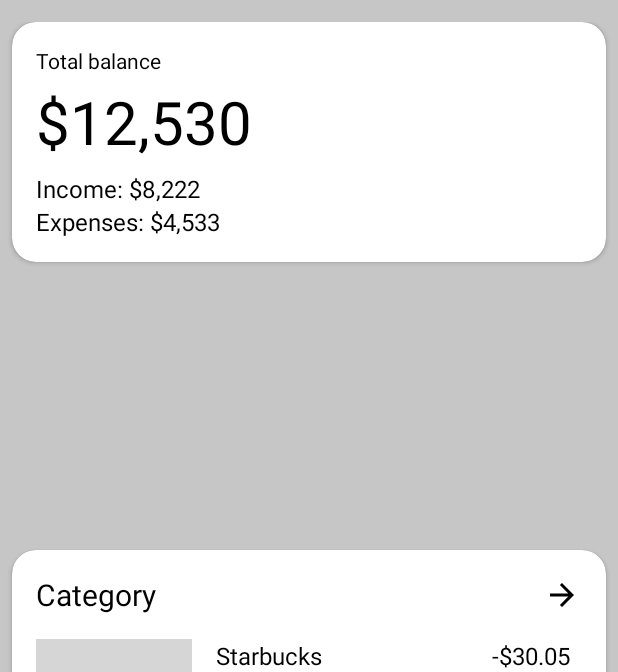
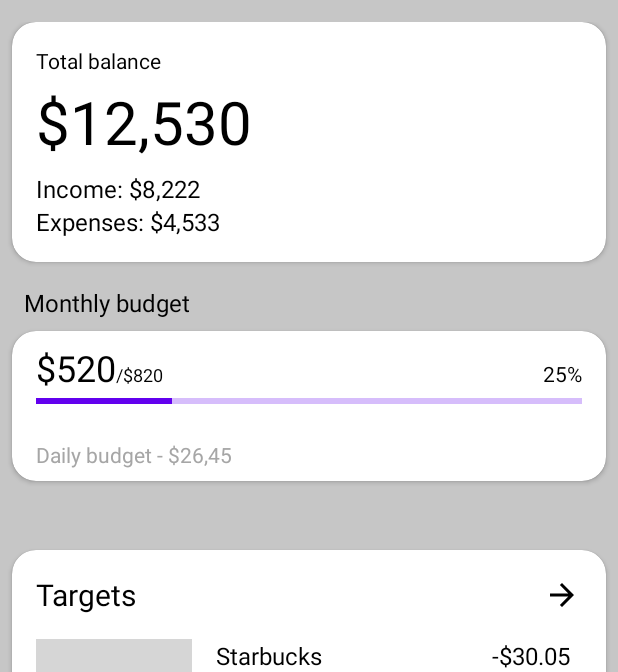
Before and after one commit to Userstree/JusanWallet, an Android app: the screen it shows after launch (MainActivity), on a phone screen of 412 x 824 dp, the part 62-734 px from its top. Run offline under Robolectric (Android 15) with nearby library versions, the phone set to English and light mode, and no system bars; our stand-ins replace Room's generated code, navigation-ui; grey boxes are pictures that could not be loaded.

Commit message:
change home layout

```diff
--- a/app/src/main/java/com/jwallet/jwallet/presentation/home/HomeViewModel.kt
+++ b/app/src/main/java/com/jwallet/jwallet/presentation/home/HomeViewModel.kt
@@ -7,11 +7,6 @@ import com.jwallet.jwallet.data.database.Transaction
 class HomeViewModel : ViewModel() {
 
     private var counterT = 0L
-    private var counterC = 0L
-
-    fun getTransaction() : Transaction {
-        return Transaction(counterT, "", "Coffee Boom", "Cafe", 12.10, "")
-    }
 
     fun getTransactionsList(): List<Transaction> {
         val list = mutableListOf<Transaction>()
--- a/app/src/main/res/layout/fragment_home.xml
+++ b/app/src/main/res/layout/fragment_home.xml
@@ -63,6 +63,81 @@
         </androidx.constraintlayout.widget.ConstraintLayout>
     </androidx.cardview.widget.CardView>
 
+    <!--    Monthly Budget-->
+
+    <TextView
+        android:id="@+id/textView4"
+        android:layout_width="wrap_content"
+        android:layout_height="wrap_content"
+        android:layout_marginStart="16dp"
+        android:layout_marginTop="16dp"
+        android:text="@string/monthly_budget"
+        android:textSize="16sp"
+        app:layout_constraintStart_toStartOf="parent"
+        app:layout_constraintTop_toBottomOf="@+id/cv_balance" />
+
+    <androidx.cardview.widget.CardView
+        android:layout_width="match_parent"
+        android:layout_height="100dp"
+        android:layout_marginHorizontal="8dp"
+        android:layout_marginTop="8dp"
+        app:cardCornerRadius="16dp"
+        app:layout_constraintEnd_toEndOf="parent"
+        app:layout_constraintStart_toStartOf="parent"
+        app:layout_constraintTop_toBottomOf="@+id/textView4">
+
+        <androidx.constraintlayout.widget.ConstraintLayout
+            android:layout_width="match_parent"
+            android:layout_height="match_parent"
+            android:paddingHorizontal="16dp"
+            android:paddingVertical="8dp">
+
+            <TextView
+                android:id="@+id/tv_spent_month"
+                android:layout_width="wrap_content"
+                android:layout_height="wrap_content"
+                android:text="$520"
+                android:textSize="24sp"
+                app:layout_constraintStart_toStartOf="parent"
+                app:layout_constraintTop_toTopOf="parent" />
+
+            <TextView
+                android:id="@+id/tv_monthly_budget"
+                android:layout_width="wrap_content"
+                android:layout_height="wrap_content"
+                android:text="/$820"
+                android:textSize="12sp"
+                app:layout_constraintBaseline_toBaselineOf="@id/tv_spent_month"
+                app:layout_constraintStart_toEndOf="@+id/tv_spent_month" />
+
+            <TextView
+                android:id="@+id/tv_progress"
+                android:layout_width="wrap_content"
+                android:layout_height="wrap_content"
+                android:text="25%"
+                app:layout_constraintBaseline_toBaselineOf="@id/tv_spent_month"
+                app:layout_constraintEnd_toEndOf="parent"
+                tools:layout_editor_absoluteY="8dp" />
+
+            <com.google.android.material.progressindicator.LinearProgressIndicator
+                android:layout_width="match_parent"
+                android:layout_height="wrap_content"
+                android:layout_marginTop="4dp"
+                android:progress="25"
+                app:layout_constraintEnd_toEndOf="parent"
+                app:layout_constraintStart_toStartOf="parent"
+                app:layout_constraintTop_toBottomOf="@+id/tv_spent_month" />
+
+            <TextView
+                android:layout_width="wrap_content"
+                android:layout_height="wrap_content"
+                android:text="Daily budget - $26,45"
+                android:textColor="#a6a6a6"
+                app:layout_constraintBottom_toBottomOf="parent"
+                app:layout_constraintStart_toStartOf="parent" />
+        </androidx.constraintlayout.widget.ConstraintLayout>
+    </androidx.cardview.widget.CardView>
+
     <androidx.cardview.widget.CardView
         android:id="@+id/cv_category_transactions"
         android:layout_width="match_parent"
@@ -84,7 +159,7 @@
                 android:id="@+id/textView2"
                 android:layout_width="wrap_content"
                 android:layout_height="wrap_content"
-                android:text="@string/category"
+                android:text="Targets"
                 android:textSize="20sp"
                 app:layout_constraintStart_toStartOf="parent"
                 app:layout_constraintTop_toTopOf="parent" />
--- a/app/src/main/res/values/strings.xml
+++ b/app/src/main/res/values/strings.xml
@@ -28,4 +28,5 @@
     <string name="e_mail">E-mail</string>
     <string name="notifications">Notifications</string>
     <string name="category_icon">category icon</string>
+    <string name="monthly_budget">Monthly budget</string>
 </resources>
```
